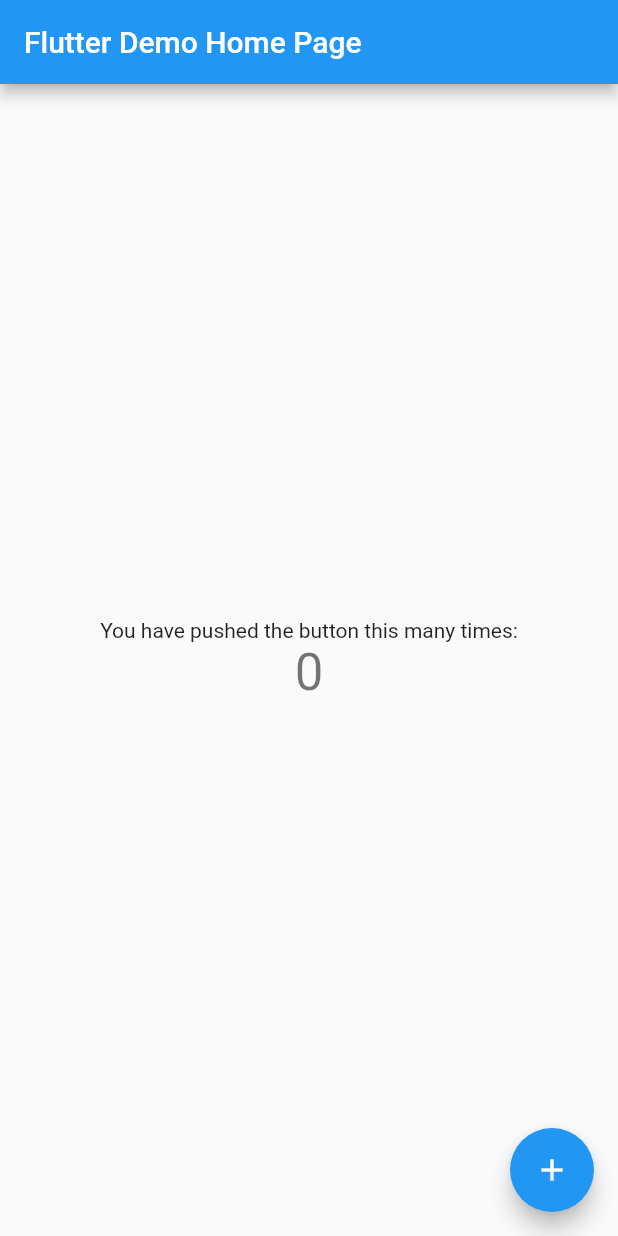
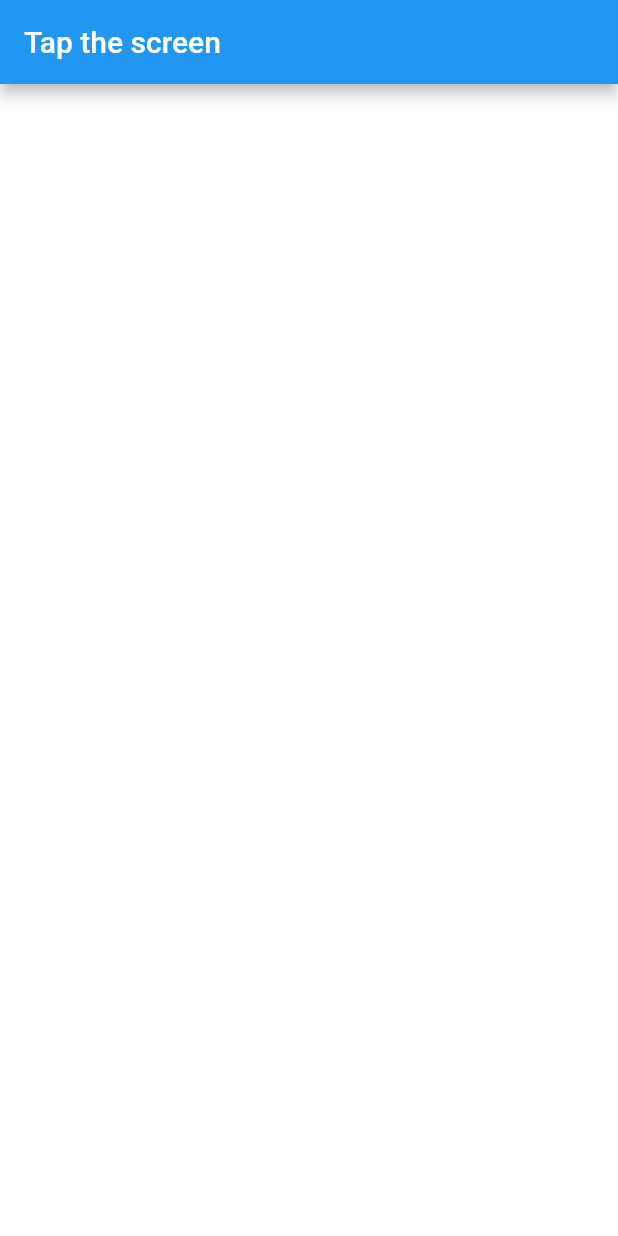
Before and after one commit to kylsnchz12/InheritedWidget, a Flutter app: the screen it shows after launch, on a phone screen of 412 x 824 dp. Run offline on Flutter 3.47's test engine with Material 2 defaults, Android fonts, the phone set to English and light mode, and no system bars.

Commit message:
set state function

```diff
--- a/statefulapp_course/lib/main.dart
+++ b/statefulapp_course/lib/main.dart
@@ -1,115 +1,40 @@
 import 'package:flutter/material.dart';
 
 void main() {
-  runApp(const MyApp());
+  runApp(MaterialApp(
+    title: 'Flutter demo',
+    theme: ThemeData(primarySwatch: Colors.blue),
+    debugShowCheckedModeBanner: false,
+    home: const HomePage(),
+  ));
 }
 
-class MyApp extends StatelessWidget {
-  const MyApp({super.key});
+class HomePage extends StatefulWidget {
+  const HomePage({super.key});
 
-  // This widget is the root of your application.
+  @override
+  State<HomePage> createState() => _HomePageState();
+}
+
+class _HomePageState extends State<HomePage> {
+  String title = 'Tap the screen';
+
   @override
   Widget build(BuildContext context) {
-    return MaterialApp(
-      title: 'Flutter Demo',
-      theme: ThemeData(
-        // This is the theme of your application.
-        //
-        // Try running your application with "flutter run". You'll see the
-        // application has a blue toolbar. Then, without quitting the app, try
-        // changing the primarySwatch below to Colors.green and then invoke
-        // "hot reload" (press "r" in the console where you ran "flutter run",
-        // or simply save your changes to "hot reload" in a Flutter IDE).
-        // Notice that the counter didn't reset back to zero; the application
-        // is not restarted.
-        primarySwatch: Colors.blue,
+    return Scaffold(
+      appBar: AppBar(
+        title: Text(title),
       ),
-      home: const MyHomePage(title: 'Flutter Demo Home Page'),
+      body: GestureDetector(
+        onTap: () {
+          setState(() {
+            title = DateTime.now().toIso8601String();
+          });
+        },
+        child: Container(
+          color: Colors.white,
+        ),
+      ),
     );
   }
 }
-
-class MyHomePage extends StatefulWidget {
-  const MyHomePage({super.key, required this.title});
-
-  // This widget is the home page of your application. It is stateful, meaning
-  // that it has a State object (defined below) that contains fields that affect
-  // how it looks.
-
-  // This class is the configuration for the state. It holds the values (in this
-  // case the title) provided by the parent (in this case the App widget) and
-  // used by the build method of the State. Fields in a Widget subclass are
-  // always marked "final".
-
-  final String title;
-
-  @override
-  State<MyHomePage> createState() => _MyHomePageState();
-}
-
-class _MyHomePageState extends State<MyHomePage> {
-  int _counter = 0;
-
-  void _incrementCounter() {
-    setState(() {
-      // This call to setState tells the Flutter framework that something has
-      // changed in this State, which causes it to rerun the build method below
-      // so that the display can reflect the updated values. If we changed
-      // _counter without calling setState(), then the build method would not be
-      // called again, and so nothing would appear to happen.
-      _counter++;
-    });
-  }
-
-  @override
-  Widget build(BuildContext context) {
-    // This method is rerun every time setState is called, for instance as done
-    // by the _incrementCounter method above.
-    //
-    // The Flutter framework has been optimized to make rerunning build methods
-    // fast, so that you can just rebuild anything that needs updating rather
-    // than having to individually change instances of widgets.
-    return Scaffold(
-      appBar: AppBar(
-        // Here we take the value from the MyHomePage object that was created by
-        // the App.build method, and use it to set our appbar title.
-        title: Text(widget.title),
-      ),
-      body: Center(
-        // Center is a layout widget. It takes a single child and positions it
-        // in the middle of the parent.
-        child: Column(
-          // Column is also a layout widget. It takes a list of children and
-          // arranges them vertically. By default, it sizes itself to fit its
-          // children horizontally, and tries to be as tall as its parent.
-          //
-          // Invoke "debug painting" (press "p" in the console, choose the
-          // "Toggle Debug Paint" action from the Flutter Inspector in Android
-          // Studio, or the "Toggle Debug Paint" command in Visual Studio Code)
-          // to see the wireframe for each widget.
-          //
-          // Column has various properties to control how it sizes itself and
-          // how it positions its children. Here we use mainAxisAlignment to
-          // center the children vertically; the main axis here is the vertical
-          // axis because Columns are vertical (the cross axis would be
-          // horizontal).
-          mainAxisAlignment: MainAxisAlignment.center,
-          children: <Widget>[
-            const Text(
-              'You have pushed the button this many times:',
-            ),
-            Text(
-              '$_counter',
-              style: Theme.of(context).textTheme.headlineMedium,
-            ),
-          ],
-        ),
-      ),
-      floatingActionButton: FloatingActionButton(
-        onPressed: _incrementCounter,
-        tooltip: 'Increment',
-        child: const Icon(Icons.add),
-      ), // This trailing comma makes auto-formatting nicer for build methods.
-    );
-  }
-}
```
Also changed, not shown: 1 other file.
